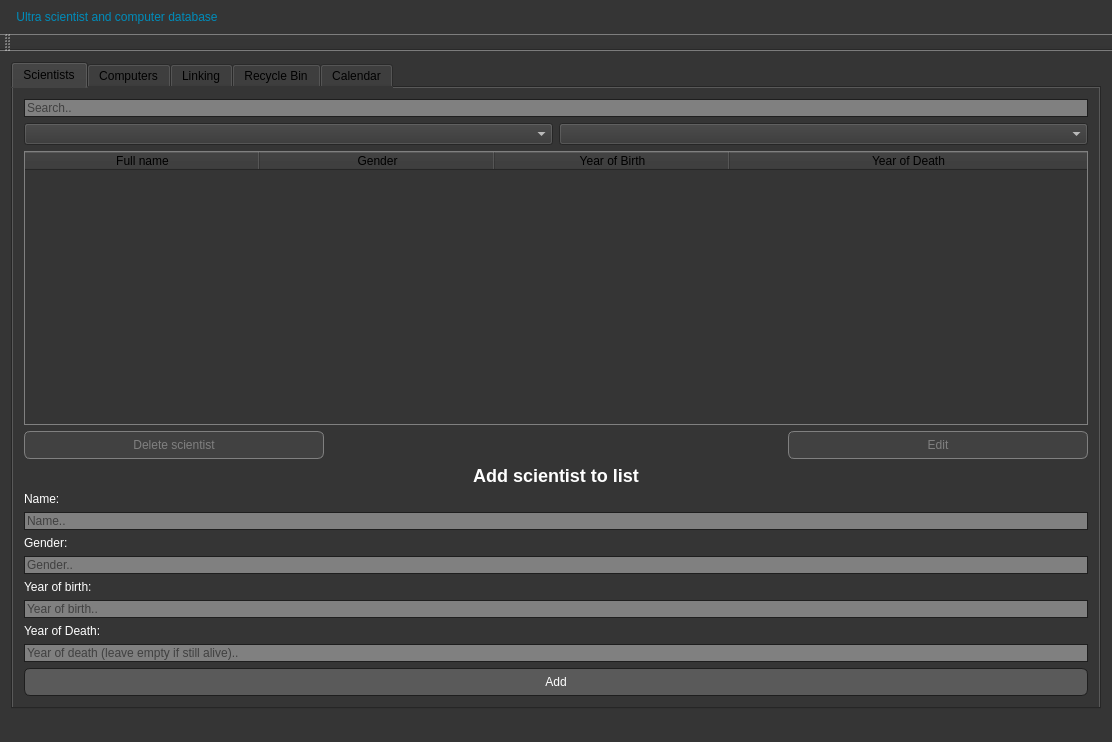
Before: the Qt Designer form VerklegtNamskeidH3/mainwindow.ui in Eytor/VerklegtNamskeid, drawn with Qt 5.
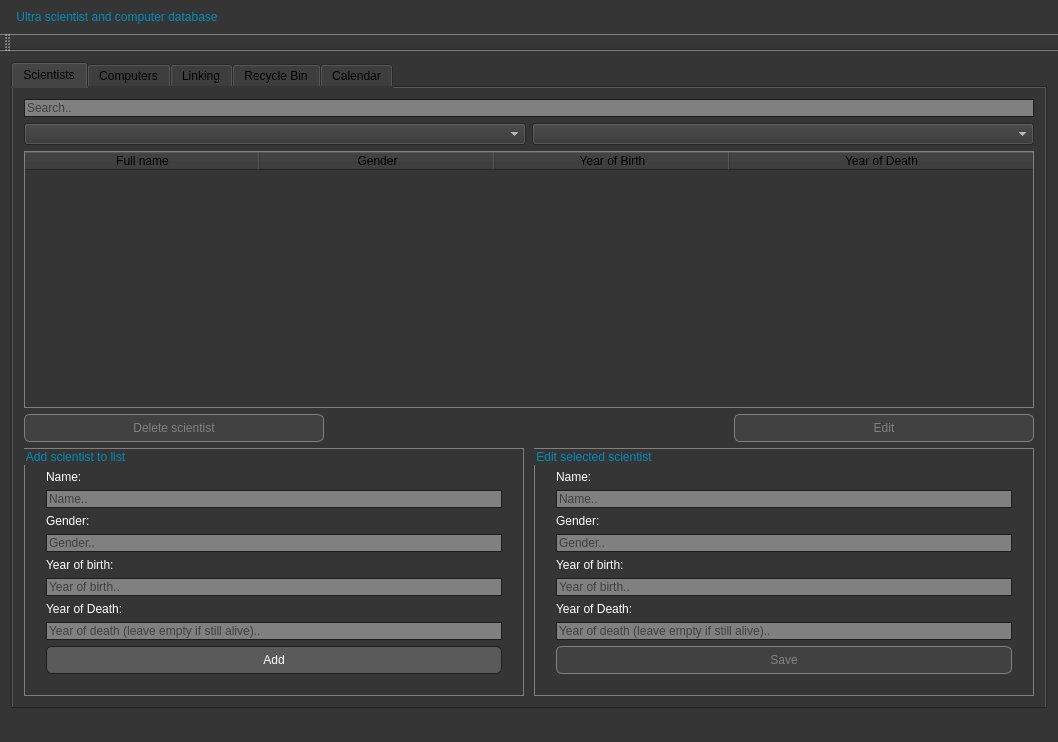
After: the same form once the commit is applied. The open tabs and pages were chosen to show the change.

Commit message: grouped add and edit boxes in scientists

```diff
--- a/VerklegtNamskeidH3/mainwindow.ui
+++ b/VerklegtNamskeidH3/mainwindow.ui
@@ -6,7 +6,7 @@
    <rect>
     <x>0</x>
     <y>0</y>
-    <width>1112</width>
+    <width>1058</width>
     <height>742</height>
    </rect>
   </property>
@@ -207,7 +207,7 @@
 }</string>
   </property>
   <widget class="QWidget" name="centralWidget">
-   <layout class="QVBoxLayout" name="verticalLayout_4">
+   <layout class="QHBoxLayout" name="horizontalLayout">
     <item>
      <widget class="QTabWidget" name="tabs">
       <property name="tabShape">
@@ -381,20 +381,29 @@
          </layout>
         </item>
         <item>
-         <widget class="QLabel" name="add_label">
-          <property name="layoutDirection">
-           <enum>Qt::LeftToRight</enum>
-          </property>
-          <property name="frameShape">
-           <enum>QFrame::NoFrame</enum>
-          </property>
-          <property name="text">
-           <string>&lt;html&gt;&lt;head/&gt;&lt;body&gt;&lt;p align=&quot;center&quot;&gt;&lt;span style=&quot; font-size:x-large; font-weight:600; color:#ffffff;&quot;&gt;Add scientist to list&lt;/span&gt;&lt;/p&gt;&lt;/body&gt;&lt;/html&gt;</string>
-          </property>
-         </widget>
-        </item>
+         <layout class="QHBoxLayout" name="AddAndEditorHolder">
+          <item>
+           <layout class="QVBoxLayout" name="AdderHolder">
+            <item>
+             <widget class="QGroupBox" name="groupBox_4">
+              <property name="minimumSize">
+               <size>
+                <width>500</width>
+                <height>0</height>
+               </size>
+              </property>
+              <property name="maximumSize">
+               <size>
+                <width>650</width>
+                <height>16777215</height>
+               </size>
+              </property>
+              <property name="title">
+               <string>Add scientist to list</string>
+              </property>
+              <layout class="QVBoxLayout" name="verticalLayout_13">
         <item>
-         <layout class="QHBoxLayout" name="horizontalLayout_2">
+                <layout class="QHBoxLayout" name="NameAndErrorSci">
           <item>
            <widget class="QLabel" name="scientist_name">
             <property name="text">
@@ -403,7 +412,7 @@
            </widget>
           </item>
           <item>
-           <widget class="QLabel" name="scientist_name_error">
+                  <widget class="QLabel" name="scientist_name_error_2">
             <property name="text">
              <string/>
             </property>
@@ -422,7 +431,7 @@
          </widget>
         </item>
         <item>
-         <layout class="QHBoxLayout" name="horizontalLayout_3">
+                <layout class="QHBoxLayout" name="GenderAndError">
           <item>
            <widget class="QLabel" name="scientist_gender">
             <property name="text">
@@ -450,7 +459,7 @@
          </widget>
         </item>
         <item>
-         <layout class="QHBoxLayout" name="horizontalLayout_4">
+                <layout class="QHBoxLayout" name="YearAndErrorSci">
           <item>
            <widget class="QLabel" name="scientist_yob">
             <property name="text">
@@ -478,7 +487,7 @@
          </widget>
         </item>
         <item>
-         <layout class="QHBoxLayout" name="horizontalLayout_5">
+                <layout class="QHBoxLayout" name="YoDAndError">
           <item>
            <widget class="QLabel" name="scientist_yod">
             <property name="text">
@@ -514,6 +523,185 @@
         </item>
        </layout>
       </widget>
+            </item>
+           </layout>
+          </item>
+          <item>
+           <spacer name="horizontalSpacer_4">
+            <property name="orientation">
+             <enum>Qt::Horizontal</enum>
+            </property>
+            <property name="sizeHint" stdset="0">
+             <size>
+              <width>40</width>
+              <height>20</height>
+             </size>
+            </property>
+           </spacer>
+          </item>
+          <item>
+           <layout class="QVBoxLayout" name="verticalLayout_14">
+            <item>
+             <widget class="QGroupBox" name="groupBox_5">
+              <property name="minimumSize">
+               <size>
+                <width>500</width>
+                <height>0</height>
+               </size>
+              </property>
+              <property name="maximumSize">
+               <size>
+                <width>650</width>
+                <height>16777215</height>
+               </size>
+              </property>
+              <property name="title">
+               <string>Edit selected scientist</string>
+              </property>
+              <layout class="QVBoxLayout" name="verticalLayout_4">
+               <item>
+                <layout class="QHBoxLayout" name="NameAndErrorEdit_2">
+                 <item>
+                  <widget class="QLabel" name="scientist_name_edit">
+                   <property name="text">
+                    <string>Name:</string>
+                   </property>
+                  </widget>
+                 </item>
+                 <item>
+                  <widget class="QLabel" name="scientist_name_error">
+                   <property name="text">
+                    <string/>
+                   </property>
+                  </widget>
+                 </item>
+                </layout>
+               </item>
+               <item>
+                <widget class="QLineEdit" name="scientist_name_input_edit">
+                 <property name="enabled">
+                  <bool>false</bool>
+                 </property>
+                 <property name="text">
+                  <string/>
+                 </property>
+                 <property name="placeholderText">
+                  <string>Name..</string>
+                 </property>
+                </widget>
+               </item>
+               <item>
+                <layout class="QHBoxLayout" name="GenderAndErrorEdit">
+                 <item>
+                  <widget class="QLabel" name="scientist_gender_edit">
+                   <property name="text">
+                    <string>Gender:</string>
+                   </property>
+                  </widget>
+                 </item>
+                 <item>
+                  <widget class="QLabel" name="scientist_gender_error_edit">
+                   <property name="text">
+                    <string/>
+                   </property>
+                  </widget>
+                 </item>
+                </layout>
+               </item>
+               <item>
+                <widget class="QLineEdit" name="scientist_gender_input_edit">
+                 <property name="enabled">
+                  <bool>false</bool>
+                 </property>
+                 <property name="text">
+                  <string/>
+                 </property>
+                 <property name="placeholderText">
+                  <string>Gender..</string>
+                 </property>
+                </widget>
+               </item>
+               <item>
+                <layout class="QHBoxLayout" name="YoBAndErrorEdit">
+                 <item>
+                  <widget class="QLabel" name="scientist_yob_edit">
+                   <property name="text">
+                    <string>Year of birth:</string>
+                   </property>
+                  </widget>
+                 </item>
+                 <item>
+                  <widget class="QLabel" name="scientist_yob_error_edit">
+                   <property name="text">
+                    <string/>
+                   </property>
+                  </widget>
+                 </item>
+                </layout>
+               </item>
+               <item>
+                <widget class="QLineEdit" name="scientist_yob_input_edit">
+                 <property name="enabled">
+                  <bool>false</bool>
+                 </property>
+                 <property name="text">
+                  <string/>
+                 </property>
+                 <property name="placeholderText">
+                  <string>Year of birth..</string>
+                 </property>
+                </widget>
+               </item>
+               <item>
+                <layout class="QHBoxLayout" name="YoDAndErrorEdit">
+                 <item>
+                  <widget class="QLabel" name="scientist_yod_edit">
+                   <property name="text">
+                    <string>Year of Death:</string>
+                   </property>
+                  </widget>
+                 </item>
+                 <item>
+                  <widget class="QLabel" name="scientist_yod_error_edit">
+                   <property name="text">
+                    <string/>
+                   </property>
+                  </widget>
+                 </item>
+                </layout>
+               </item>
+               <item>
+                <widget class="QLineEdit" name="scientist_yod_input_edit">
+                 <property name="enabled">
+                  <bool>false</bool>
+                 </property>
+                 <property name="text">
+                  <string/>
+                 </property>
+                 <property name="placeholderText">
+                  <string>Year of death (leave empty if still alive)..</string>
+                 </property>
+                </widget>
+               </item>
+               <item>
+                <widget class="QPushButton" name="scientist_button_edit">
+                 <property name="enabled">
+                  <bool>false</bool>
+                 </property>
+                 <property name="text">
+                  <string>Save</string>
+                 </property>
+                </widget>
+               </item>
+              </layout>
+             </widget>
+            </item>
+           </layout>
+          </item>
+         </layout>
+        </item>
+       </layout>
+      </widget>
       <widget class="QWidget" name="Computers">
        <attribute name="title">
         <string>Computers</string>
@@ -1231,7 +1419,7 @@
     <rect>
      <x>0</x>
      <y>0</y>
-     <width>1112</width>
+     <width>1058</width>
      <height>36</height>
     </rect>
    </property>
```
Left out of the diff: 10 changed lines with no effect on the pictures. Lines whose indentation alone changed are shown as unchanged.
